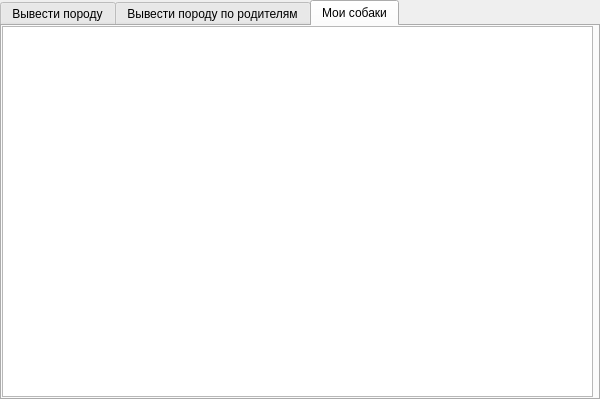
Qt form ui.ui (Arsenii22/EvoDog) before a commit.
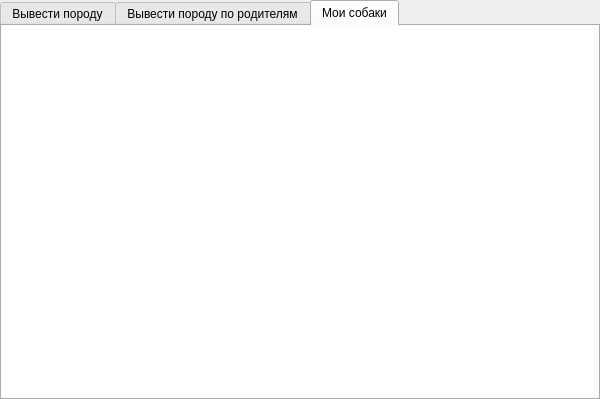
The same form after that commit. The open tabs and pages were chosen to show the change. Icons and pictures are not drawn.

Commit message: Баг фикс и изменение цвета кнопки

```diff
--- a/ui.ui
+++ b/ui.ui
@@ -409,6 +409,11 @@
         <height>371</height>
        </rect>
       </property>
+      <property name="styleSheet">
+       <string notr="true">* {
+border: 2px black
+}</string>
+      </property>
      </widget>
     </widget>
    </widget>
```
Left out of the diff: 4 changed lines with no effect on the pictures. The commit also changes 4 other files.
